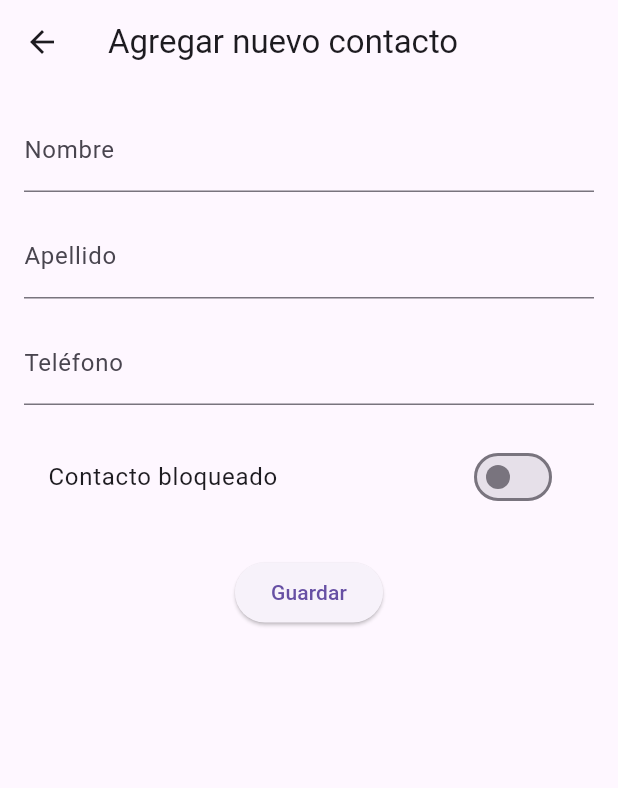
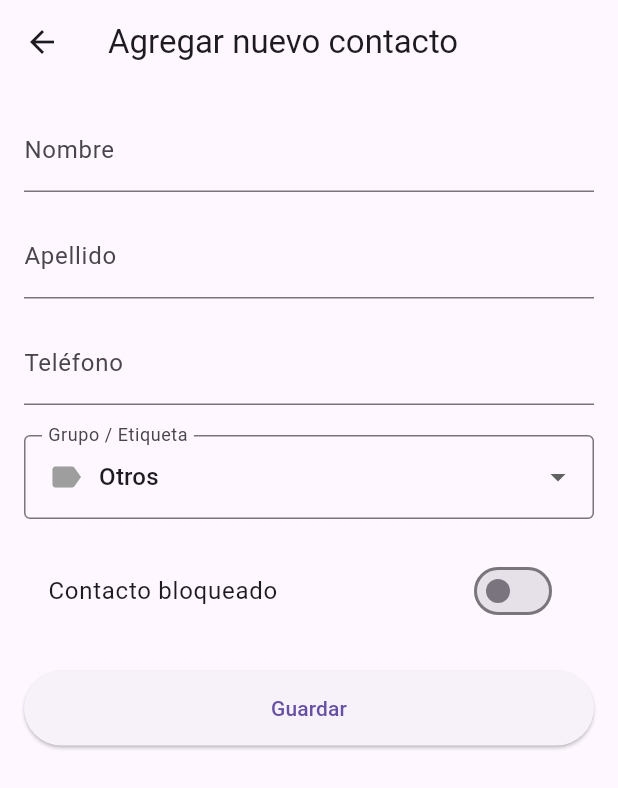
Before and after one commit to marquezj30/FINAL-PROGRAMCION-MOVIL, a Flutter app: the UserFormScreen screen opened directly, on a phone screen of 412 x 824 dp. Shown: the top 788 px of the screen. Run offline on Flutter 3.47's test engine with Material 3 defaults, Android fonts, the phone set to English and light mode, and no system bars; our stand-ins replace cloud_firestore, firebase_auth, firebase_core, google_sign_in; accounts and stored records are empty.

```diff
--- a/CRUD/lib/models/user.dart
+++ b/CRUD/lib/models/user.dart
@@ -5,6 +5,7 @@ class User {
   String apellido;
   String telefono;
   bool bloqueado;
+  String grupo;
 
   User({
     this.id,
@@ -12,6 +13,7 @@ class User {
     required this.apellido,
     required this.telefono,
     required this.bloqueado,
+    this.grupo = 'Otros',
   });
 
   // Para guardar en Firestore
@@ -21,6 +23,7 @@ class User {
       'apellido': apellido,
       'telefono': telefono,
       'bloqueado': bloqueado,
+      'grupo': grupo,
     };
   }
 
@@ -32,6 +35,7 @@ class User {
       apellido: map['apellido'] ?? '',
       telefono: map['telefono'] ?? '',
       bloqueado: map['bloqueado'] ?? false,
+      grupo: map['grupo']?? 'Otros',
     );
   }
 }
--- a/CRUD/lib/views/login_screen.dart
+++ b/CRUD/lib/views/login_screen.dart
@@ -1,5 +1,5 @@
 // lib/views/login_screen.dart
-
+import '../views/home_screen.dart';
 import 'package:flutter/material.dart';
 import 'package:provider/provider.dart';
 import 'package:firebase_auth/firebase_auth.dart' as fb;
@@ -60,7 +60,7 @@ class _LoginScreenState extends State<LoginScreen> {
       Navigator.pushReplacement(
         context,
         MaterialPageRoute(
-          builder: (_) => UserListScreen(email: user.email ?? "Sin correo"),
+          builder: (_) => HomeScreen(email: user.email ?? "Sin correo"),
         ),
       );
     } catch (e) {
--- a/CRUD/lib/views/user_form_screen.dart
+++ b/CRUD/lib/views/user_form_screen.dart
@@ -19,6 +19,10 @@ class _UserFormScreenState extends State<UserFormScreen> {
   late String _telefono;
   bool _bloqueado = false;
 
+  // 1. Nuevas variables para el grupo
+  String _grupo = 'Otros';
+  final List<String> _opcionesGrupos = ['Familia', 'Amigos', 'Trabajo', 'Otros'];
+
   @override
   void initState() {
     super.initState();
@@ -28,10 +32,24 @@ class _UserFormScreenState extends State<UserFormScreen> {
       _apellido = widget.usuario!.apellido;
       _telefono = widget.usuario!.telefono;
       _bloqueado = widget.usuario!.bloqueado;
+      // 2. Cargar grupo existente si estamos editando
+      // Asegúrate de que tu modelo User ya tenga la propiedad .grupo
+      _grupo = widget.usuario!.grupo;
     } else {
       _nombre = '';
       _apellido = '';
       _telefono = '';
+      // _grupo ya tiene valor por defecto 'Otros'
+    }
+  }
+
+  // Método auxiliar para los iconos (lo ponemos aquí para usarlo en el build)
+  IconData _getIconForGroup(String grupo) {
+    switch (grupo) {
+      case 'Familia': return Icons.favorite;
+      case 'Amigos': return Icons.people;
+      case 'Trabajo': return Icons.work;
+      default: return Icons.label;
     }
   }
 
@@ -48,6 +66,7 @@ class _UserFormScreenState extends State<UserFormScreen> {
         padding: const EdgeInsets.all(16),
         child: Form(
           key: _formKey,
+          child: SingleChildScrollView( // Agregado por si el teclado tapa el botón
             child: Column(
               children: [
 
@@ -92,6 +111,31 @@ class _UserFormScreenState extends State<UserFormScreen> {
 
                 const SizedBox(height: 20),
 
+                // 3. SELECTOR DE GRUPO (DROPDOWN)
+                DropdownButtonFormField<String>(
+                  value: _grupo,
+                  decoration: const InputDecoration(
+                    labelText: 'Grupo / Etiqueta',
+                    border: OutlineInputBorder(), // Un borde suave queda bien aquí
+                  ),
+                  items: _opcionesGrupos.map((String categoria) {
+                    return DropdownMenuItem<String>(
+                      value: categoria,
+                      child: Row(
+                        children: [
+                          Icon(_getIconForGroup(categoria), color: Colors.grey),
+                          const SizedBox(width: 10),
+                          Text(categoria),
+                        ],
+                      ),
+                    );
+                  }).toList(),
+                  onChanged: (val) => setState(() => _grupo = val!),
+                  onSaved: (val) => _grupo = val!,
+                ),
+
+                const SizedBox(height: 20),
+
                 // CONTACTO BLOQUEADO
                 SwitchListTile(
                   title: const Text('Contacto bloqueado'),
@@ -101,24 +145,31 @@ class _UserFormScreenState extends State<UserFormScreen> {
 
                 const SizedBox(height: 25),
 
-              ElevatedButton(
+                SizedBox(
+                  width: double.infinity, // Botón ancho completo
+                  height: 50,
+                  child: ElevatedButton(
                     onPressed: () {
                       if (_formKey.currentState!.validate()) {
                         _formKey.currentState!.save();
 
+                        // 4. Actualizamos el objeto User con el grupo seleccionado
                         final contacto = User(
                           nombre: _nombre,
                           apellido: _apellido,
                           telefono: _telefono,
                           bloqueado: _bloqueado,
+                          grupo: _grupo, // <--- Importante
                         );
 
                         Navigator.pop(context, contacto);
                       }
                     },
                     child: Text(widget.usuario == null ? 'Guardar' : 'Actualizar'),
+                  ),
                 )
               ],
+            ),
           ),
         ),
       ),
```
Also changed, not shown: CRUD/lib/tabs/contactos_tab.dart (added, +95 -0 lines), CRUD/lib/tabs/grupos_tab.dart (added, +71 -0 lines), CRUD/lib/tabs/perfil_tab.dart (added, +53 -0 lines), CRUD/lib/views/home_screen.dart (added, +91 -0 lines), CRUD/pubspec.lock, 1 other file. Lines whose indentation alone changed are shown as unchanged.
